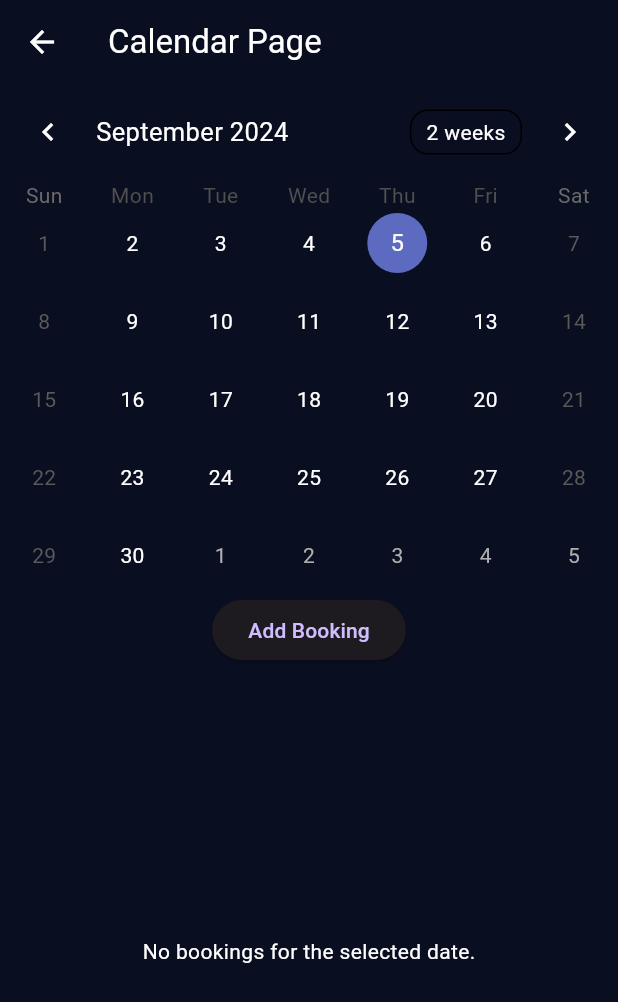
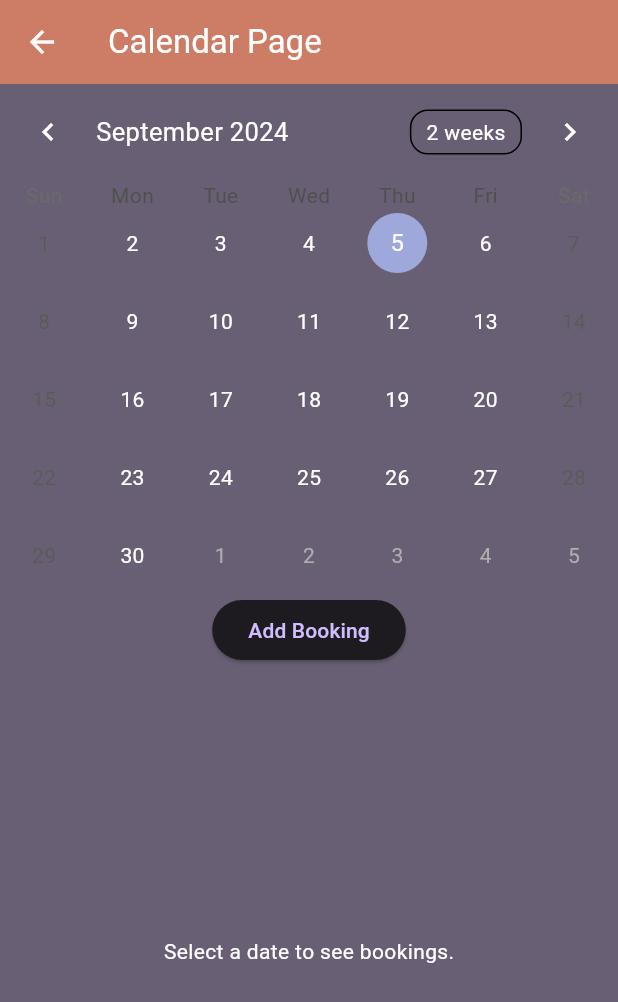
Before and after one commit to Jack-Northall/test_application, a Flutter app: the screen it shows after launch, after a tap on "Go to Calendar Page", on a phone screen of 412 x 824 dp. Shown: the top 1002 px of the screen. Run offline on Flutter 3.47's test engine with Material 3 defaults, Android fonts, the phone set to English and light mode, and no system bars; drawn by our look-alikes of table_calendar.

Commit message:
Refactored calendar_page and created color pallette class to reference throughout app

```diff
--- a/lib/main.dart
+++ b/lib/main.dart
@@ -2,6 +2,8 @@ import 'package:flutter/material.dart';
 import 'screens/home_screen.dart';
 import 'Screens/blank_page.dart';
 import 'Screens/calendar_page.dart';
+import '../schemes/colors.dart';
+
 
 void main() {
   runApp(const MyApp());
@@ -16,10 +18,10 @@ class MyApp extends StatelessWidget {
       title: 'Flutter Home Screen',
       theme: ThemeData.dark().copyWith(
         appBarTheme: const AppBarTheme(
-          backgroundColor: Color(0xFF0A0E21),
+          backgroundColor: AppColors.secondaryColor,
           foregroundColor: Color(0xFFFFFFFF),
         ),
-        scaffoldBackgroundColor: const Color(0xFF0A0E21),
+        scaffoldBackgroundColor: AppColors.backgroundColor,
         textTheme: const TextTheme(
           bodyMedium: TextStyle(
             color: Color(0XFFFFFFFF),
--- /dev/null
+++ b/lib/schemes/colors.dart
@@ -0,0 +1,11 @@
+import 'package:flutter/material.dart';
+
+class AppColors {
+  static const Color backgroundColor = Color(0xFF685F74);
+  static const Color primaryColor = Color(0xFFA95237);
+  static const Color secondaryColor = Color(0xFFCD7D65);
+  static const Color accentColor = Color(0xFFE0AFA0);
+  static const Color sliderActiveColor = Color(0xFFEB1555);
+  static const Color sliderInactiveColor = Color(0xFF8D8E98);
+  static const Color textColor = Color(0xFFFFFFFF);
+}
--- a/lib/screens/calendar_page.dart
+++ b/lib/screens/calendar_page.dart
@@ -1,5 +1,5 @@
 import 'package:flutter/material.dart';
-import 'package:table_calendar/table_calendar.dart';
+import 'package:test_application/widgets/calendar_widget.dart';
 import 'package:test_application/screens/create_booking_page.dart';
 import '../models/booking.dart';
 
@@ -12,27 +12,18 @@ class CalendarPage extends StatefulWidget {
 }
 
 class _CalendarPageState extends State<CalendarPage> {
-  CalendarFormat _calendarFormat = CalendarFormat.month;
   DateTime _focusedDay = DateTime.now();
   DateTime? _selectedDay;
   final Map<DateTime, List<Booking>> _bookings = {};
 
-  @override
-  void initState() {
-    super.initState();
-    _selectedDay = _focusedDay;
-  }
-
   void _addBooking(Booking booking) {
     final dateKey = _dateOnly(booking.date);
-    //print('Adding booking for date: $dateKey'); // Debugging
     setState(() {
       if (_bookings.containsKey(dateKey)) {
         _bookings[dateKey]!.add(booking);
       } else {
         _bookings[dateKey] = [booking];
       }
-      //print('Current bookings for $dateKey: ${_bookings[dateKey]}'); // Debugging
     });
   }
 
@@ -41,9 +32,8 @@ class _CalendarPageState extends State<CalendarPage> {
   }
 
   void _navigateToCreateBookingPage() {
-  if (_selectedDay == null) {
-    return;
-  }
+    if (_selectedDay == null) return;
+
     Navigator.push(
       context,
       MaterialPageRoute(
@@ -58,7 +48,6 @@ class _CalendarPageState extends State<CalendarPage> {
     );
   }
 
-
   @override
   Widget build(BuildContext context) {
     return Scaffold(
@@ -67,26 +56,15 @@ class _CalendarPageState extends State<CalendarPage> {
       ),
       body: Column(
         children: [
-          TableCalendar(
-            firstDay: DateTime.utc(2010, 10, 16),
-            lastDay: DateTime.utc(2030, 3, 14),
-            focusedDay: _focusedDay,
-            calendarFormat: _calendarFormat,
-            selectedDayPredicate: (day) => isSameDay(_selectedDay, day),
+          CalendarWidget(
             onDaySelected: (selectedDay, focusedDay) {
               setState(() {
                 _selectedDay = selectedDay;
                 _focusedDay = focusedDay;
               });
             },
-            onFormatChanged: (format) {
-              setState(() {
-                _calendarFormat = format;
-              });
-            },
-            onPageChanged: (focusedDay) {
-              _focusedDay = focusedDay;
-            },
+            focusedDay: _focusedDay,
+            selectedDay: _selectedDay,
           ),
           ElevatedButton(
             onPressed: _navigateToCreateBookingPage,
@@ -104,10 +82,6 @@ class _CalendarPageState extends State<CalendarPage> {
     }
 
     final dateKey = _dateOnly(_selectedDay!);
-    //print('Selected Day: $_selectedDay');  // Debugging
-    //print('Date Key: $dateKey');  // Debugging
-    //print('Bookings for Date Key: ${_bookings[dateKey]}');  // Debugging
-
     if (!_bookings.containsKey(dateKey) || _bookings[dateKey]!.isEmpty) {
       return const Center(child: Text('No bookings for the selected date.'));
     }
@@ -120,8 +94,7 @@ class _CalendarPageState extends State<CalendarPage> {
           child: ListTile(
             leading: const Icon(Icons.calendar_month),
             title: Text(booking.name),
-            subtitle:
-              Text('Booking ID: ${booking.id}'),
+            subtitle: Text('Booking ID: ${booking.id}'),
             isThreeLine: false,
           ),
         );
--- a/lib/widgets/calendar_widget.dart
+++ b/lib/widgets/calendar_widget.dart
@@ -1,47 +1,56 @@
 import 'package:flutter/material.dart';
 import 'package:table_calendar/table_calendar.dart';
+import 'package:test_application/schemes/colors.dart';
 
 class CalendarWidget extends StatefulWidget {
-  const CalendarWidget({super.key});
+  final Function(DateTime, DateTime) onDaySelected;
+  final DateTime focusedDay;
+  final DateTime? selectedDay;
+
+  const CalendarWidget({
+    Key? key,
+    required this.onDaySelected,
+    required this.focusedDay,
+    required this.selectedDay,
+  }) : super(key: key);
 
   @override
-  // ignore: library_private_types_in_public_api
   _CalendarWidgetState createState() => _CalendarWidgetState();
 }
 
 class _CalendarWidgetState extends State<CalendarWidget> {
   CalendarFormat _calendarFormat = CalendarFormat.month;
-  DateTime _focusedDay = DateTime.now();
-  DateTime? _selectedDay;
 
   @override
   Widget build(BuildContext context) {
-    return Column(
-      children: [
-        TableCalendar(
-          firstDay: DateTime.utc(2010, 10, 16),
-          lastDay: DateTime.utc(2030, 3, 14),
-          focusedDay: _focusedDay,
+    return TableCalendar(
+      firstDay: DateTime.utc(2024, 1, 1),
+      lastDay: DateTime.utc(2050, 1, 1),
+      focusedDay: widget.focusedDay,
       calendarFormat: _calendarFormat,
+      calendarStyle: const CalendarStyle(
+        //Selected BoxStyling
+        selectedDecoration: BoxDecoration(
+          color: AppColors.secondaryColor,
+          shape: BoxShape.circle,
+        ),
+        //Selected TextStyling
+        selectedTextStyle: TextStyle(
+          color: Colors.black,
+        ),
+      ),
       selectedDayPredicate: (day) {
-            return isSameDay(_selectedDay, day);
+        return isSameDay(widget.selectedDay, day);
       },
       onDaySelected: (selectedDay, focusedDay) {
-            setState(() {
-              _selectedDay = selectedDay;
-              _focusedDay = focusedDay;
-            });
+        widget.onDaySelected(selectedDay, focusedDay);
       },
       onFormatChanged: (format) {
         setState(() {
           _calendarFormat = format;
         });
       },
-          onPageChanged: (focusedDay) {
-            _focusedDay = focusedDay;
-          },
-        ),
-      ],
+      onPageChanged: (focusedDay) {},
     );
   }
 }
```
Lines whose indentation alone changed are shown as unchanged.
